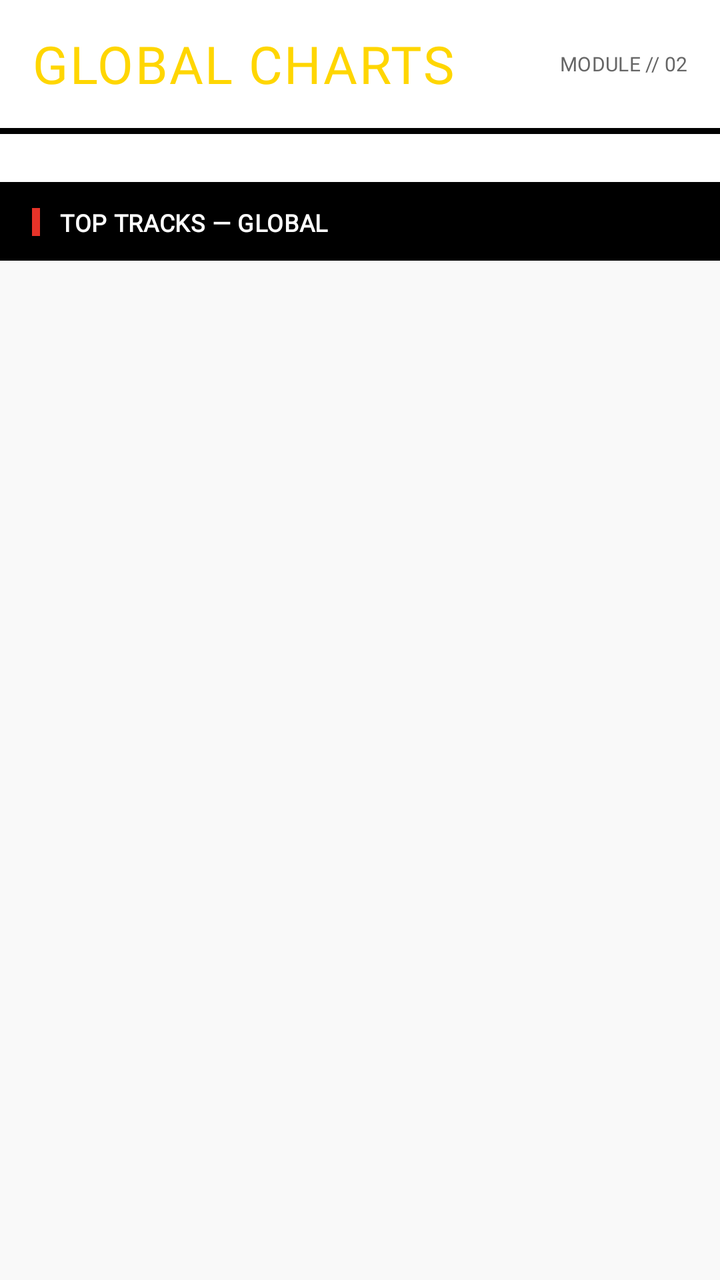
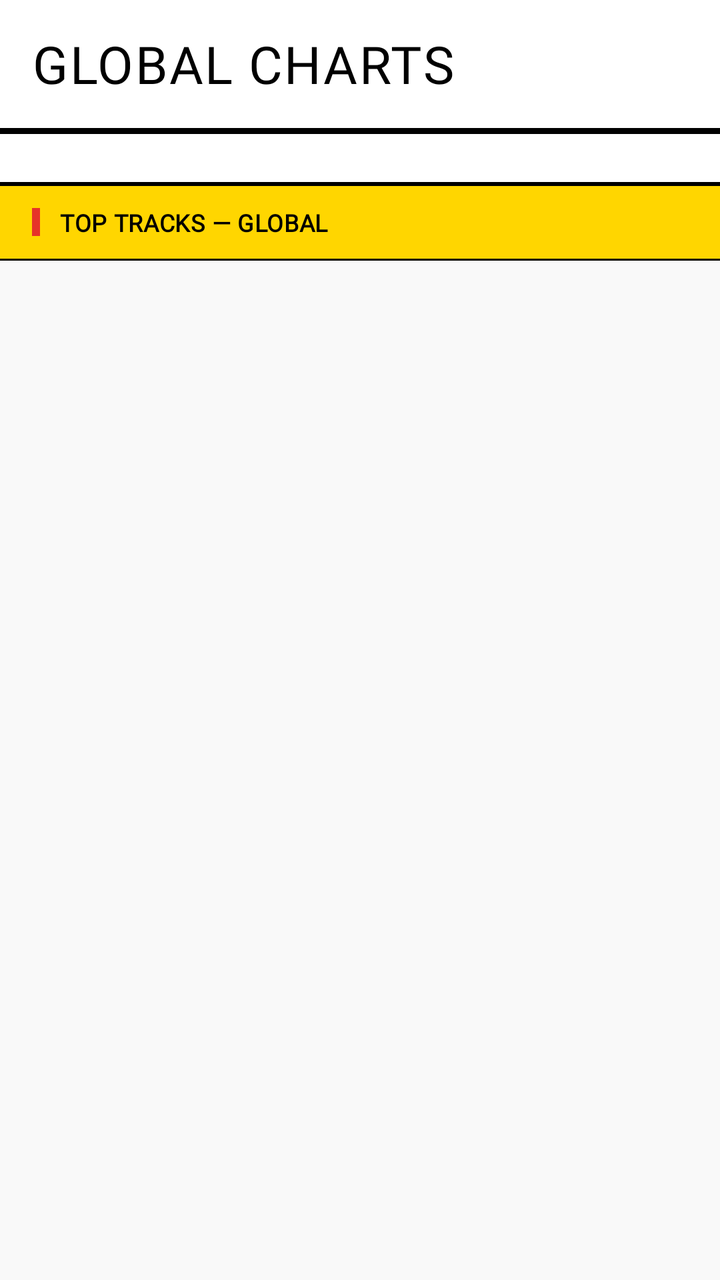

Screens rendered from an Android XML layout before and after an edit, with the pre-edit source and the edit as a unified diff.
<!-- AndroidManifest.xml: application theme Theme.Noctune -->
<!-- res/layout/fragment_charts.xml -->
<?xml version="1.0" encoding="utf-8"?>
<LinearLayout
    xmlns:android="http://schemas.android.com/apk/res/android"
    xmlns:app="http://schemas.android.com/apk/res-auto"
    android:layout_width="match_parent"
    android:layout_height="match_parent"
    android:orientation="vertical"
    android:background="@color/bg_main">

    <LinearLayout
        android:layout_width="match_parent"
        android:layout_height="64dp"
        android:orientation="horizontal"
        android:background="@color/bg_surface"
        android:gravity="center_vertical"
        android:paddingHorizontal="16dp">

        <TextView
            android:layout_width="0dp"
            android:layout_height="wrap_content"
            android:layout_weight="1"
            android:text="GLOBAL CHARTS"
            android:textColor="@color/brand_yellow"
            android:textSize="26sp"
            android:fontFamily="@font/bebas_neue"
            android:letterSpacing="0.03"/>

        <TextView
            android:layout_width="wrap_content"
            android:layout_height="wrap_content"
            android:text="MODULE // 02"
            android:textColor="@color/text_secondary"
            android:textSize="10sp"
            android:fontFamily="@font/space_mono"
            android:letterSpacing="0.01"/>
    </LinearLayout>

    <View
        android:layout_width="match_parent"
        android:layout_height="3dp"
        android:background="@color/border_color"/>

    <LinearLayout
        android:layout_width="match_parent"
        android:layout_height="wrap_content"
        android:orientation="vertical"
        android:background="@color/bg_surface"
        android:paddingVertical="12dp">

        <HorizontalScrollView
            android:layout_width="match_parent"
            android:layout_height="wrap_content"
            android:scrollbars="none"
            android:paddingHorizontal="16dp"
            android:clipToPadding="false">

            <LinearLayout
                android:id="@+id/ll_country_chips"
                android:layout_width="wrap_content"
                android:layout_height="wrap_content"
                android:orientation="horizontal"/>
        </HorizontalScrollView>
    </LinearLayout>

    <View
        android:layout_width="match_parent"
        android:layout_height="2dp"
        android:background="@color/border_color"/>

    <LinearLayout
        android:layout_width="match_parent"
        android:layout_height="wrap_content"
        android:orientation="horizontal"
        android:gravity="center_vertical"
        android:paddingHorizontal="16dp"
        android:paddingVertical="10dp"
        android:background="@color/border_color"> 

        <View
            android:layout_width="4dp"
            android:layout_height="14dp"
            android:background="@color/brand_red"
            android:layout_marginEnd="10dp"/>

        <TextView
            android:id="@+id/tv_chart_label"
            android:layout_width="wrap_content"
            android:layout_height="wrap_content"
            android:text="TOP TRACKS — GLOBAL"
            android:textColor="@color/bg_surface"
            android:textSize="12sp"
            android:fontFamily="@font/space_mono"
            android:textStyle="bold"
            android:letterSpacing="0.02"/>
    </LinearLayout>

    <View
        android:layout_width="match_parent"
        android:layout_height="1dp"
        android:background="@color/border_color"/>

    <androidx.recyclerview.widget.RecyclerView
        android:id="@+id/rv_charts"
        android:layout_width="match_parent"
        android:layout_height="0dp"
        android:layout_weight="1"
        android:paddingHorizontal="12dp"
        android:paddingTop="12dp"
        android:clipToPadding="false"/>

    <Button
        android:id="@+id/btn_retry_charts"
        android:layout_width="match_parent"
        android:layout_height="52dp"
        android:layout_marginHorizontal="16dp"
        android:layout_marginBottom="24dp"
        android:text="RETRY CONNECTION"
        android:textColor="#000000"
        android:textSize="13sp"
        android:textStyle="bold"
        android:fontFamily="@font/space_mono"
        android:letterSpacing="0.05"
        android:background="@drawable/brutalist_button_selector"
        android:backgroundTint="@color/brand_yellow"
        android:visibility="gone"
        app:backgroundTint="@null"/>
</LinearLayout>
<!-- resources referenced by this layout -->
<resources>
  <color name="bg_main">#F9F9F9</color>
  <color name="bg_surface">#FFFFFF</color>
  <color name="border_color">#000000</color>
  <color name="brand_red">#E63329</color>
  <color name="brand_yellow">#FFD600</color>
  <color name="text_secondary">#666666</color>
  <!-- drawable brutalist_button_selector (drawable) -->
  <?xml version="1.0" encoding="utf-8"?>
  <selector xmlns:android="http://schemas.android.com/apk/res/android">
  
      <item android:state_pressed="true">
          <shape android:shape="rectangle">
              <solid android:color="@color/text_primary" />
              <stroke android:width="3dp" android:color="@color/border_color" />
              <corners android:radius="0dp" />
          </shape>
      </item>
  
      <item>
          <shape android:shape="rectangle">
              <solid android:color="@color/bg_surface" />
              <stroke android:width="3dp" android:color="@color/border_color" />
              <corners android:radius="0dp" />
          </shape>
      </item>
  
  </selector>
  <style name="Theme.Noctune" parent="Theme.MaterialComponents.Light.NoActionBar">
          <item name="colorPrimary">@color/brand_yellow</item>
          <item name="colorPrimaryVariant">@color/brand_yellow</item>
          <item name="colorOnPrimary">#000000</item>  
          <item name="colorSecondary">@color/brand_red</item>
  
          <item name="android:windowBackground">@color/bg_main</item>
          <item name="android:statusBarColor">@color/brand_yellow</item>
  
          <item name="android:windowLightStatusBar">true</item>
          <item name="android:clipToPadding">false</item>
      </style>
  <color name="text_primary">#000000</color>
</resources>

<!-- the commit's change to res/layout/fragment_charts.xml (unified diff, before → after) -->
@@ -20,19 +20,11 @@
             android:layout_height="wrap_content"
             android:layout_weight="1"
             android:text="GLOBAL CHARTS"
-            android:textColor="@color/brand_yellow"
+            android:textColor="@color/text_primary"
             android:textSize="26sp"
             android:fontFamily="@font/bebas_neue"
             android:letterSpacing="0.03"/>
 
-        <TextView
-            android:layout_width="wrap_content"
-            android:layout_height="wrap_content"
-            android:text="MODULE // 02"
-            android:textColor="@color/text_secondary"
-            android:textSize="10sp"
-            android:fontFamily="@font/space_mono"
-            android:letterSpacing="0.01"/>
     </LinearLayout>
 
     <View
@@ -74,7 +66,7 @@
         android:gravity="center_vertical"
         android:paddingHorizontal="16dp"
         android:paddingVertical="10dp"
-        android:background="@color/border_color"> 
+        android:background="@color/brand_yellow">
 
         <View
             android:layout_width="4dp"
@@ -87,7 +79,7 @@
             android:layout_width="wrap_content"
             android:layout_height="wrap_content"
             android:text="TOP TRACKS — GLOBAL"
-            android:textColor="@color/bg_surface"
+            android:textColor="#000000"
             android:textSize="12sp"
             android:fontFamily="@font/space_mono"
             android:textStyle="bold"
<!-- resource entries referenced after the edit -->
@@ -5,7 +5,6 @@
   <color name="border_color">#000000</color>
   <color name="brand_red">#E63329</color>
   <color name="brand_yellow">#FFD600</color>
-  <color name="text_secondary">#666666</color>
   <!-- drawable brutalist_button_selector (drawable) -->
   <?xml version="1.0" encoding="utf-8"?>
   <selector xmlns:android="http://schemas.android.com/apk/res/android">
